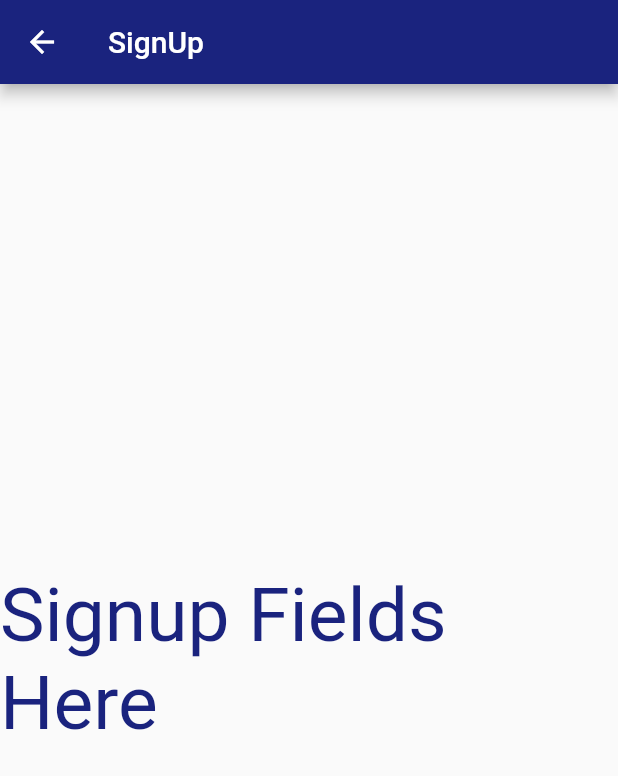
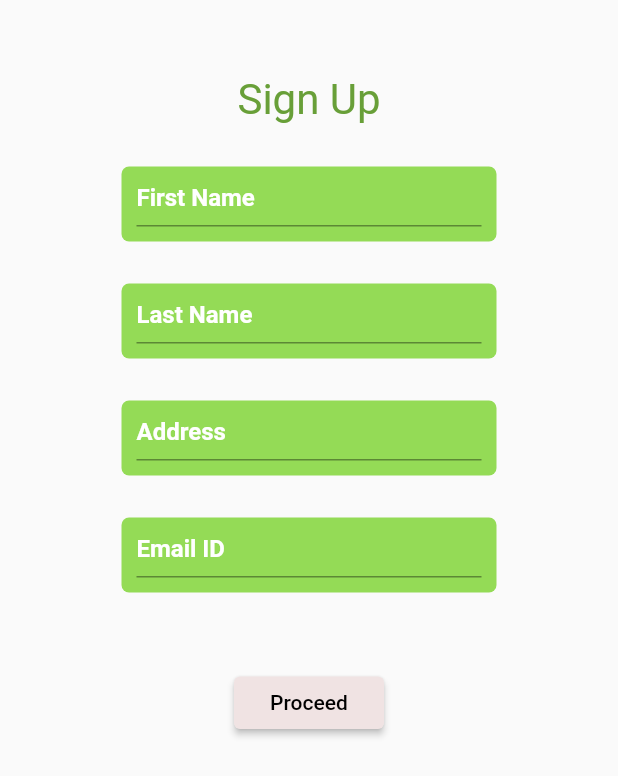
Before and after one commit to astreffect/ayto_driver_x, a Flutter app: the SignupScreen screen opened directly, on a phone screen of 412 x 824 dp. Shown: the top 776 px of the screen. Run offline on Flutter 3.47's test engine with Material 2 defaults, Android fonts, the phone set to English and light mode, and no system bars; our stand-ins replace firebase_auth, firebase_core, firebase_database, fluttertoast; accounts and stored records are empty; network calls fail.

Commit message:
Signup Verification System Established , Logica, Backend Pending.

```diff
--- /dev/null
+++ b/lib/brand_colors.dart
@@ -0,0 +1,36 @@
+import 'package:flutter/material.dart';
+
+class BrandColors{
+
+  static const Color colorPrimary = Color(0xFF2B1A64);
+  static const Color colorPrimaryDark = Color(0xFF1c3aa9);
+  static const Color colorAccent = Color(0xFF21ba45);
+  static const Color colorAccent1 = Color(0xFFe3fded);
+
+  static const Color colorBackground = Color(0xFFFBFAFF);
+
+  static const Color colorPink = Color(0xFFE66C75);
+  static const Color colorOrange = Color(0xFFE8913A);
+  static const Color colorBlue = Color(0xFF2254A3);
+  static const Color colorAccentPurple = Color(0xFF4f5cd1);
+
+
+
+  static const Color colorText = Color(0xFF383635);
+  static const Color colorTextLight = Color(0xFF918D8D);
+  static const Color colorTextSemiLight = Color(0xFF737373);
+
+  static const Color colorTextDark = Color(0xFF292828);
+  static const Color editText = Color(0xFF94DB56);
+  static const Color button = Color(0xFFF0E3E3);
+  static const Color enterphonenumber = Color(0xFF689F38);
+  static const Color signup = Color(0xFF2E59E8);
+
+  static const Color colorGreen = Color(0xFF40cf89);
+  static const Color colorLightGray = Color(0xFFe2e2e2);
+  static const Color colorLightGrayFair = Color(0xFFe1e5e8);
+  static const Color colorDimText = Color(0xFFadadad);
+
+
+
+}
--- a/lib/home.dart
+++ b/lib/home.dart
@@ -55,13 +55,13 @@ class _HomeState extends State<Home> {
                       );
                     },
                   ),
-                  MaterialButton(
+                  /*MaterialButton(
                     color: Colors.lightGreenAccent,
                       child: const Text("Sign Up"),
                     onPressed: () {
                       Navigator.push(context, MaterialPageRoute(builder: (context)=>const SignupScreen())
                       );
-                    }),
+                    }),*/
 
 
 
--- a/lib/signup.dart
+++ b/lib/signup.dart
@@ -1,7 +1,12 @@
-import 'package:ayto_driver_x/home.dart';
+//import 'package:ayto_driver_x/home.dart';
+import 'package:ayto_driver_x/progressdialogue.dart';
 import 'package:firebase_auth/firebase_auth.dart';
+import 'package:firebase_database/firebase_database.dart';
 import 'package:flutter/material.dart';
-import 'package:fluttertoast/fluttertoast.dart';
+//import 'package:fluttertoast/fluttertoast.dart';
+
+import 'brand_colors.dart';
+import 'home.dart';
 
 class SignupScreen extends StatefulWidget {
   const SignupScreen({Key? key}) : super(key: key);
@@ -11,34 +16,233 @@ class SignupScreen extends StatefulWidget {
 }
 
 class _SignupScreenState extends State<SignupScreen> {
+
+  final GlobalKey<ScaffoldState> scaffoldkey= GlobalKey<ScaffoldState>();
+  final FirebaseAuth _auth =FirebaseAuth.instance;
+  var firstNameController = TextEditingController();
+  var lastNameController = TextEditingController();
+  var phoneController = TextEditingController();
+  var emailController = TextEditingController();
+  var addressController=TextEditingController();
+  void showSnackBar(String title){
+  final snackBar = SnackBar(content: Text(title, textAlign: TextAlign.center,style: const TextStyle(
+  fontSize: 15,
+  ),));
+  ScaffoldMessenger.of(context).showSnackBar(snackBar);
+  }
+
+  void registerUser() async{
+    final User user=_auth.currentUser!;
+    final id=user.uid;
+
+  showDialog(
+  barrierDismissible: false,
+  context: context,
+  builder: (BuildContext context) => ProgressDialog(status: 'Registering you...',),
+  );
+  DatabaseReference dref = FirebaseDatabase.instance.ref().child("Driver/${user.uid}");
+  Map map={
+  'FirstName':firstNameController.text,
+    'LastName':lastNameController.text,
+    'Address':addressController.text,
+    'Email':emailController.text,
+    'AlternatePhoneNumber':user.phoneNumber,
+};
+
+  }
+
+
   @override
   Widget build(BuildContext context) {
 
-    return Scaffold(
-      appBar: AppBar(
-        backgroundColor: Colors.indigo[900],
-        title: const Text('SignUp'),
 
+  return  Scaffold(
+  body: SingleChildScrollView(
+  child: Column(
+  children: [
+  const SizedBox(
+  width: 350,
+  height: 50,
+  ),
+  const Center(
+  child: Text("Sign Up",style: TextStyle(
+  fontSize: 28,
+  color: BrandColors.enterphonenumber
+  ),),
+  ),
+  /*EditTextMy.space,
+  Image.asset("assets/images/login1.png",
+  fit: BoxFit.cover,
+  height: 100,),*/
+  EditTextMy.space,
+  Container(
+  width: 250,
+  height: 50,
+  decoration: BoxDecoration(
+  color: BrandColors.editText,
+  borderRadius: BorderRadius.circular(5),
+  ),
+  child: Padding(
+  padding: const EdgeInsets.all(10),
+  child: TextFormField(
+  controller: firstNameController,
+  decoration: const InputDecoration(
+  hintText: "First Name",
+  hintStyle: TextStyle(
+  color: Colors.white,
+  fontWeight: FontWeight.w600
+  )
+  ),
+  ),
+  ),
+  ),
+  EditTextMy.space,
+  Container(
+  width: 250,
+  height: 50,
+  decoration: BoxDecoration(
+  color: BrandColors.editText,
+  borderRadius: BorderRadius.circular(5),
+  ),
+  child: Padding(
+  padding: const EdgeInsets.all(10),
+  child: TextFormField(
+  controller: lastNameController,
+  decoration: const InputDecoration(
+  hintText: "Last Name",
+  hintStyle: TextStyle(
+  color: Colors.white,
+  fontWeight: FontWeight.w600
+  )
+  ),
+  ),
+  ),
+  ),
+    EditTextMy.space,
+    Container(
+      width: 250,
+      height: 50,
+      decoration: BoxDecoration(
+        color: BrandColors.editText,
+        borderRadius: BorderRadius.circular(5),
       ),
-      body: Center(
-        child: Center(
-          child: Column(
-            mainAxisAlignment: MainAxisAlignment.center,
-            children: [
-              Text(
-                "Signup Fields Here",
-                style: TextStyle(
-                  color: Colors.indigo[900],
-                  fontSize: 50,
-                ),
-              ),
-
-            ],
+      child: Padding(
+        padding: const EdgeInsets.all(10),
+        child: TextFormField(
+          controller: addressController,
+          decoration: const InputDecoration(
+              hintText: "Address",
+              hintStyle: TextStyle(
+                  color: Colors.white,
+                  fontWeight: FontWeight.w600
+              )
           ),
         ),
       ),
-    );
+    ),
+  /*EditTextMy.space,
+  Container(
+  width: 250,
+  height: 50,
+  decoration: BoxDecoration(
+  color: BrandColors.editText,
+  borderRadius: BorderRadius.circular(5),
+  ),
+  child: Padding(
+  padding: const EdgeInsets.all(10),
+  child: TextFormField(
+  controller: phoneController,
+  decoration: const InputDecoration(
+  hintText: "Alternate Phone Number",
+  hintStyle: TextStyle(
+  color: Colors.white,
+  fontWeight: FontWeight.w600
+  )
+  ),
+  )
+  ),
+  ),*/
+  EditTextMy.space,
+  Container(
+  width: 250,
+  height: 50,
+  decoration: BoxDecoration(
+  color: BrandColors.editText,
+  borderRadius: BorderRadius.circular(5),
+  ),
+  child: Padding(
+  padding: const EdgeInsets.all(10),
+  child: TextFormField(
+  controller: emailController,
+  decoration: const InputDecoration(
+  hintText: "Email ID",
+  hintStyle: TextStyle(
+  color: Colors.white,
+  fontWeight: FontWeight.w600
+  )
+  ),
+  )
+  ),
+  ),
+
+  EditTextMy.space,
+  EditTextMy.space,
+  SizedBox(
+  width: 100,
+  height: 35,
+  child: ElevatedButton(
+  onPressed: (){
+
+ /* if(phoneController.text.length !=10){
+  showSnackBar("Invalid Phone Number");
+  return;
+  }*/
+  if(firstNameController.text.isEmpty){
+  showSnackBar("This field cannot be empty");
+  return;
+
+  }
+  if(addressController.text.isEmpty){
+    showSnackBar("This field cannot be empty");
+    return;
+
+  }
+  if(!emailController.text.contains("@")){
+  showSnackBar("Invaild Email ID");
+  return;
+
+  }
+  DatabaseReference dref =FirebaseDatabase.instance.ref().child("Driver");
+  Navigator.pushReplacement(
+    context,
+    MaterialPageRoute(
+      builder: (context) => const Home(),
+    ),
+  );
+  },
+
+  child: const Text("Proceed"),
+  style: ElevatedButton.styleFrom(
+  primary: BrandColors.button,
+  onPrimary: Colors.black
+
+
+  ),
+  ))
+  ],
+  ),
+
+
+
+  ),
+  );
   }
 
+  }
+  class EditTextMy{
+  static const space = SizedBox(
+  width:28,
+  height: 28,
+  );
 
-}
+  }
--- a/pubspec.yaml
+++ b/pubspec.yaml
@@ -37,6 +37,7 @@ dependencies:
   firebase_auth: ^3.3.3
   firebase_core: ^1.10.5
   fluttertoast: ^8.0.8
+  firebase_database: ^9.0.4
 
 dev_dependencies:
   flutter_test:
```
Also changed, not shown: lib/login.dart (+21 -6 lines), lib/progressdialogue.dart (added, +39 -0 lines), pubspec.lock.
